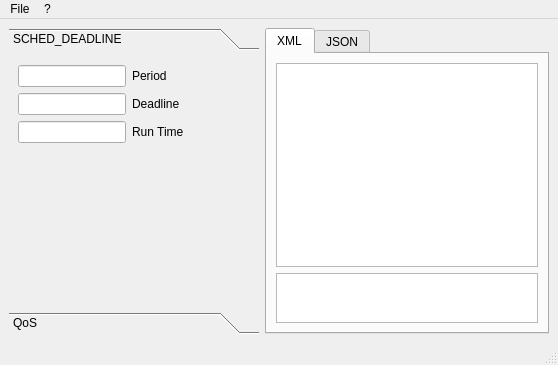
This is src/mainwindow.ui in balsini/SchedConfigTool as Qt 5 draws it before an edit. The edited form follows.
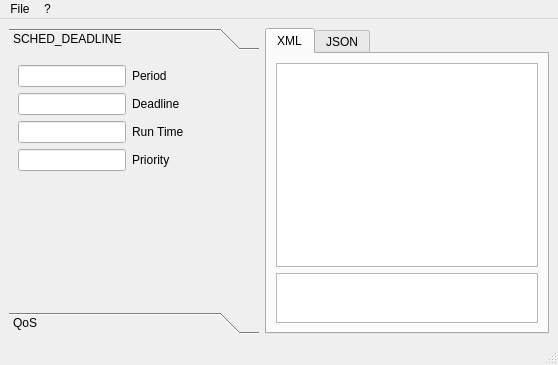
This is the edited form. The open tabs and pages were chosen to show the change.

Commit message: Changed indentation, added priority field

The edit to the form file:
```diff
--- a/src/mainwindow.ui
+++ b/src/mainwindow.ui
@@ -53,7 +53,7 @@
           <string>SCHED_DEADLINE</string>
          </attribute>
          <layout class="QGridLayout" name="gridLayout_2">
-          <item row="4" column="0">
+          <item row="6" column="0">
            <spacer name="verticalSpacer">
             <property name="orientation">
              <enum>Qt::Vertical</enum>
@@ -168,6 +168,37 @@
             </item>
            </layout>
           </item>
+          <item row="4" column="0">
+           <layout class="QHBoxLayout" name="horizontalLayout_5">
+            <item>
+             <widget class="QLineEdit" name="lineEditPriority">
+              <property name="inputMethodHints">
+               <set>Qt::ImhNone</set>
+              </property>
+             </widget>
+            </item>
+            <item>
+             <widget class="QLabel" name="label_4">
+              <property name="text">
+               <string>Priority</string>
+              </property>
+             </widget>
+            </item>
+            <item>
+             <spacer name="horizontalSpacer_4">
+              <property name="orientation">
+               <enum>Qt::Horizontal</enum>
+              </property>
+              <property name="sizeHint" stdset="0">
+               <size>
+                <width>40</width>
+                <height>20</height>
+               </size>
+              </property>
+             </spacer>
+            </item>
+           </layout>
+          </item>
          </layout>
         </widget>
         <widget class="QWidget" name="page_2">
```
Left out of the diff: 22 changed lines with no effect on the pictures. The commit also changes 8 other files.
